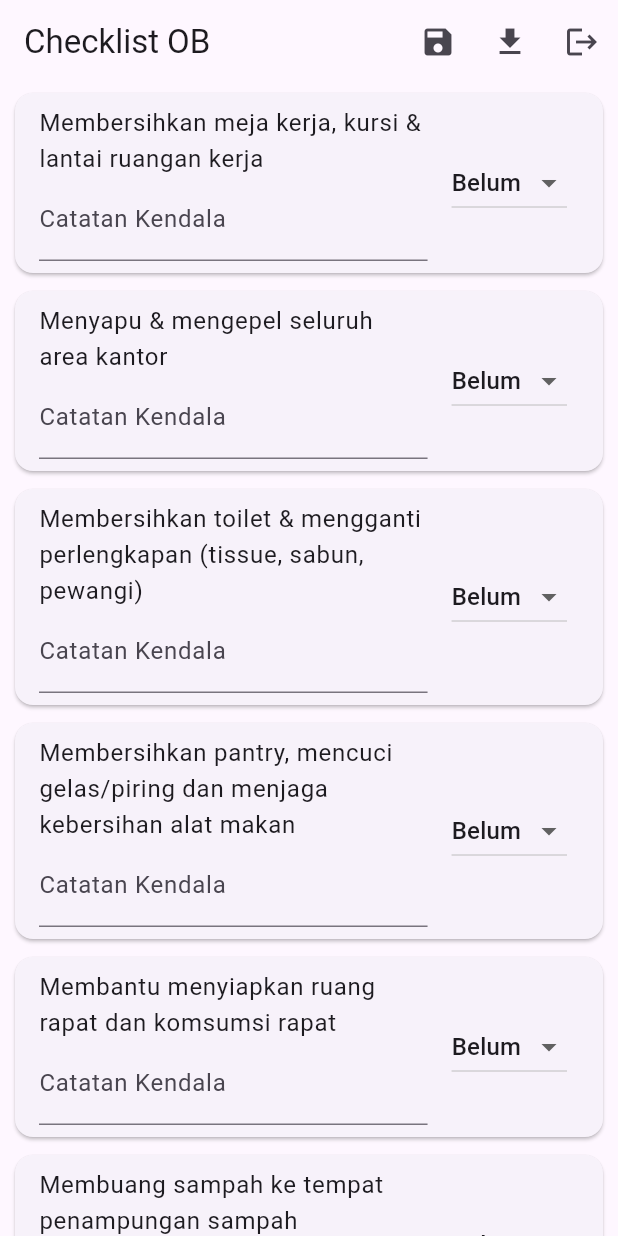
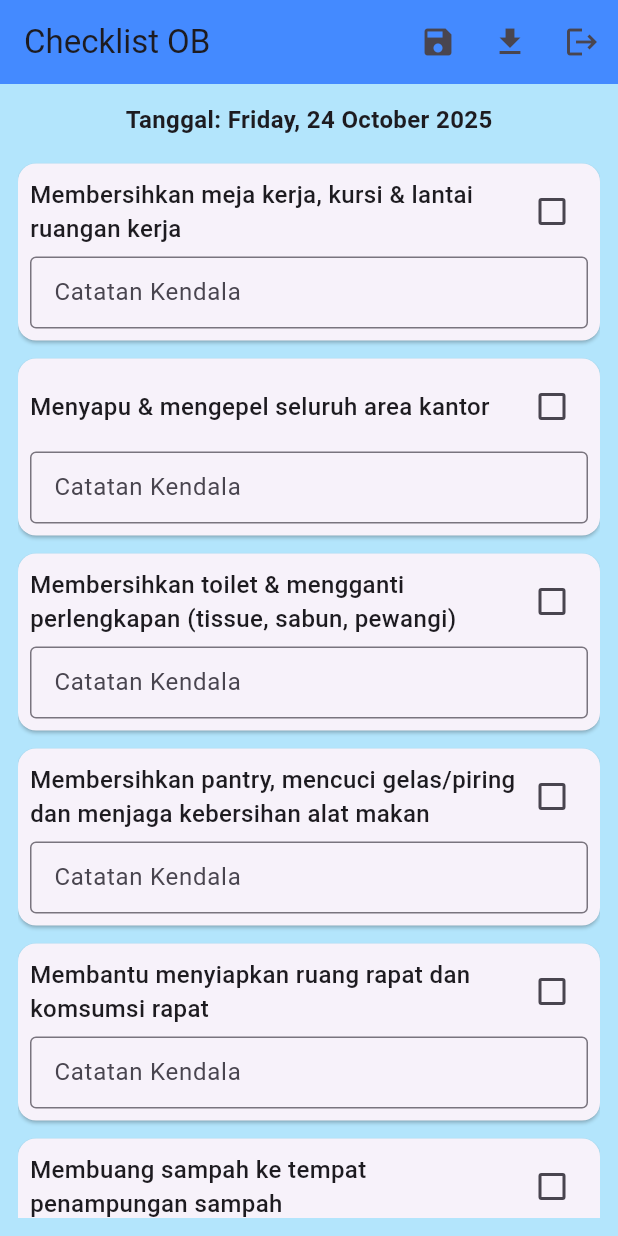
Before and after one commit to ijpcposco-a11y/checklistOBIJPC, a Flutter app: the ChecklistPage screen opened directly, on a phone screen of 412 x 824 dp. Run offline on Flutter 3.47's test engine with Material 3 defaults, Android fonts, the light colour scheme and no system bars; our stand-ins replace permission_handler, shared_preferences, sqflite; missing offline and left inert: excel; accounts and stored records are empty.

Commit message:
Update checklist_page.dart

```diff
--- a/lib/checklist_page.dart
+++ b/lib/checklist_page.dart
@@ -6,6 +6,7 @@ import 'package:excel/excel.dart' as xls;
 import 'dart:io';
 import 'package:path_provider/path_provider.dart';
 import 'package:permission_handler/permission_handler.dart';
+import 'package:intl/intl.dart';
 
 class ChecklistPage extends StatefulWidget {
   const ChecklistPage({super.key});
@@ -15,15 +16,17 @@ class ChecklistPage extends StatefulWidget {
 }
 
 class _ChecklistPageState extends State<ChecklistPage> {
-  List<Map<String, String>> checklist = [
-    {'nama': 'Membersihkan meja kerja, kursi & lantai ruangan kerja', 'status': 'Belum', 'note': ''},
-    {'nama': 'Menyapu & mengepel seluruh area kantor', 'status': 'Belum', 'note': ''},
-    {'nama': 'Membersihkan toilet & mengganti perlengkapan (tissue, sabun, pewangi)', 'status': 'Belum', 'note': ''},
-    {'nama': 'Membersihkan pantry, mencuci gelas/piring dan menjaga kebersihan alat makan', 'status': 'Belum', 'note': ''},
-    {'nama': 'Membantu menyiapkan ruang rapat dan komsumsi rapat', 'status': 'Belum', 'note': ''},
-    {'nama': 'Membuang sampah ke tempat penampungan sampah', 'status': 'Belum', 'note': ''},
-    {'nama': 'Menjaga ketersediaanperlengkapan kebersihan(sabun, tisu, pewangi, pel, sapu, dll)', 'status': 'Belum', 'note': ''},
+  List<Map<String, dynamic>> checklist = [
+    {'nama': 'Membersihkan meja kerja, kursi & lantai ruangan kerja', 'selesai': false, 'note': ''},
+    {'nama': 'Menyapu & mengepel seluruh area kantor', 'selesai': false, 'note': ''},
+    {'nama': 'Membersihkan toilet & mengganti perlengkapan (tissue, sabun, pewangi)', 'selesai': false, 'note': ''},
+    {'nama': 'Membersihkan pantry, mencuci gelas/piring dan menjaga kebersihan alat makan', 'selesai': false, 'note': ''},
+    {'nama': 'Membantu menyiapkan ruang rapat dan komsumsi rapat', 'selesai': false, 'note': ''},
+    {'nama': 'Membuang sampah ke tempat penampungan sampah', 'selesai': false, 'note': ''},
+    {'nama': 'Menjaga ketersediaanperlengkapan kebersihan(sabun, tisu, pewangi, pel, sapu, dll)', 'selesai': false, 'note': ''},
   ];
+
+  DateTime selectedDate = DateTime.now();
 
   @override
   void initState() {
@@ -46,7 +49,7 @@ class _ChecklistPageState extends State<ChecklistPage> {
     final prefs = await SharedPreferences.getInstance();
     prefs.setStringList(
       'checklistData',
-      checklist.map((e) => '${e['nama']}||${e['status']}||${e['note']}').toList(),
+      checklist.map((e) => '${e['nama']}||${e['selesai']}||${e['note']}').toList(),
     );
   }
 
@@ -59,7 +62,7 @@ class _ChecklistPageState extends State<ChecklistPage> {
           final parts = e.split('||');
           return {
             'nama': parts[0],
-            'status': parts[1],
+            'selesai': parts[1] == 'true',
             'note': parts.length > 2 ? parts[2] : '',
           };
         }).toList();
@@ -67,29 +70,25 @@ class _ChecklistPageState extends State<ChecklistPage> {
     }
   }
 
-  // ✅ Fungsi export Excel sudah benar & utuh
   Future<void> exportExcel() async {
     try {
       if (await Permission.storage.request().isGranted) {
         var excel = xls.Excel.createExcel();
         xls.Sheet sheet = excel['Rekap'];
 
-        // Header
-        sheet.appendRow(['No', 'Nama Tugas', 'Status', 'Catatan Kendala']);
+        sheet.appendRow(['No', 'Tanggal', 'Nama Tugas', 'Status', 'Catatan Kendala']);
 
-        // Data checklist
         for (int i = 0; i < checklist.length; i++) {
           sheet.appendRow([
             i + 1,
+            DateFormat('yyyy-MM-dd').format(selectedDate),
             checklist[i]['nama'],
-            checklist[i]['status'],
+            checklist[i]['selesai'] ? 'Selesai' : 'Belum',
             checklist[i]['note'],
           ]);
         }
 
-        // Nama file
-        String fileName =
-            'Checklist_OB_${DateTime.now().toIso8601String().split("T")[0]}.xlsx';
+        String fileName = 'Checklist_OB_${DateFormat('yyyyMMdd').format(selectedDate)}.xlsx';
 
         Directory? downloadsDir;
         if (Platform.isAndroid) {
@@ -123,56 +122,75 @@ class _ChecklistPageState extends State<ChecklistPage> {
   @override
   Widget build(BuildContext context) {
     return Scaffold(
+      backgroundColor: Colors.lightBlue[100],
       appBar: AppBar(
         title: const Text('Checklist OB'),
+        backgroundColor: Colors.blueAccent,
         actions: [
-          IconButton(
-            icon: const Icon(Icons.save),
-            onPressed: saveChecklist,
+          IconButton(icon: const Icon(Icons.save), onPressed: saveChecklist),
+          IconButton(icon: const Icon(Icons.download), onPressed: exportExcel),
+          IconButton(icon: const Icon(Icons.logout), onPressed: () => logout(context)),
+        ],
       ),
-          IconButton(
-            icon: const Icon(Icons.download),
-            onPressed: exportExcel,
+      body: Padding(
+        padding: const EdgeInsets.all(12),
+        child: Column(
+          children: [
+            Text(
+              'Tanggal: ${DateFormat('EEEE, dd MMMM yyyy').format(selectedDate)}',
+              style: const TextStyle(fontSize: 16, fontWeight: FontWeight.bold),
             ),
-          IconButton(
-            icon: const Icon(Icons.logout),
-            onPressed: () => logout(context),
+            const SizedBox(height: 12),
+            Expanded(
+              child: ListView.builder(
+                itemCount: checklist.length,
+                itemBuilder: (context, index) {
+                  return Card(
+                    margin: const EdgeInsets.symmetric(vertical: 6),
+                    child: Padding(
+                      padding: const EdgeInsets.all(8.0),
+                      child: Column(
+                        crossAxisAlignment: CrossAxisAlignment.start,
+                        children: [
+                          Row(
+                            children: [
+                              Expanded(
+                                child: Text(checklist[index]['nama'] ?? '',
+                                    style: const TextStyle(fontSize: 16, fontWeight: FontWeight.w500)),
+                              ),
+                              Checkbox(
+                                value: checklist[index]['selesai'],
+                                onChanged: (val) {
+                                  setState(() {
+                                    checklist[index]['selesai'] = val!;
+                                    saveChecklist();
+                                  });
+                                },
                               ),
                             ],
                           ),
-      body: ListView.builder(
-        itemCount: checklist.length,
-        itemBuilder: (context, index) {
-          return Card(
-            margin: const EdgeInsets.symmetric(horizontal: 10, vertical: 6),
-            child: ListTile(
-              title: Text(checklist[index]['nama'] ?? ''),
-              subtitle: TextField(
+                          const SizedBox(height: 6),
+                          TextField(
                             decoration: const InputDecoration(
                               labelText: 'Catatan Kendala',
+                              border: OutlineInputBorder(),
+                              isDense: true,
                             ),
                             onChanged: (val) {
                               checklist[index]['note'] = val;
                               saveChecklist();
                             },
                           ),
-              trailing: DropdownButton<String>(
-                value: checklist[index]['status'],
-                items: const [
-                  DropdownMenuItem(value: 'Belum', child: Text('Belum')),
-                  DropdownMenuItem(value: 'Selesai', child: Text('Selesai')),
                         ],
-                onChanged: (val) {
-                  setState(() {
-                    checklist[index]['status'] = val!;
-                    saveChecklist();
-                  });
-                },
                       ),
                     ),
                   );
                 },
               ),
+            ),
+          ],
+        ),
+      ),
     );
   }
 }
```
Lines whose indentation alone changed are shown as unchanged.
